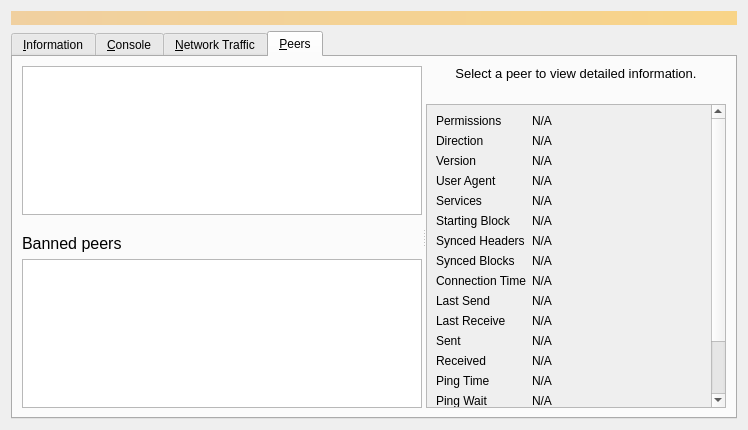
First picture: the form in src/qt/forms/debugwindow.ui, repository pocketnetteam/pocketnet.core, before the edit.
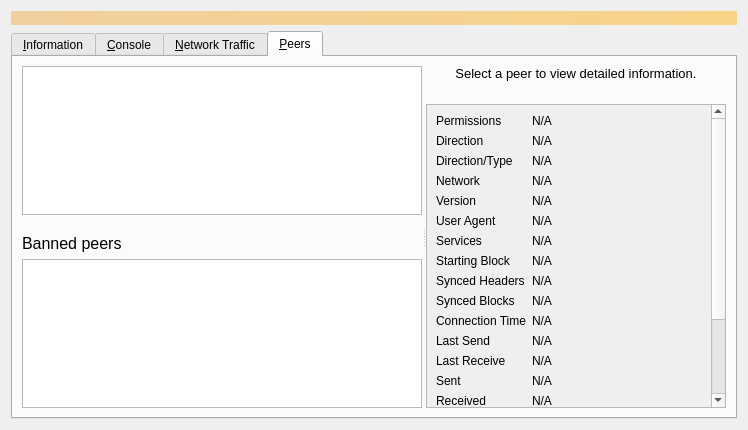
Second picture: the form after the edit. The open tabs and pages were chosen to show the change. Icons and pictures are not drawn. Custom widgets are drawn as their Qt base class.

Commit message: gui: add Direction, ConnectionType and Network  columns to peers tab

Patch:
```diff
--- a/src/qt/forms/debugwindow.ui
+++ b/src/qt/forms/debugwindow.ui
@@ -1126,13 +1126,65 @@
                 </widget>
                </item>
                <item row="2" column="0">
+                <widget class="QLabel" name="peerConnectionTypeLabel">
+                 <property name="toolTip">
+                  <string>The direction and type of peer connection: %1</string>
+                 </property>
+                 <property name="text">
+                  <string>Direction/Type</string>
+                 </property>
+                </widget>
+               </item>
+               <item row="2" column="1">
+                <widget class="QLabel" name="peerConnectionType">
+                 <property name="cursor">
+                  <cursorShape>IBeamCursor</cursorShape>
+                 </property>
+                 <property name="text">
+                  <string>N/A</string>
+                 </property>
+                 <property name="textFormat">
+                  <enum>Qt::PlainText</enum>
+                 </property>
+                 <property name="textInteractionFlags">
+                  <set>Qt::LinksAccessibleByMouse|Qt::TextSelectableByKeyboard|Qt::TextSelectableByMouse</set>
+                 </property>
+                </widget>
+               </item>
+               <item row="3" column="0">
+                <widget class="QLabel" name="peerNetworkLabel">
+                 <property name="toolTip">
+                  <string>The network protocol this peer is connected through: IPv4, IPv6, Onion, I2P, or CJDNS.</string>
+                 </property>
+                 <property name="text">
+                  <string>Network</string>
+                 </property>
+                </widget>
+               </item>
+               <item row="3" column="1">
+                <widget class="QLabel" name="peerNetwork">
+                 <property name="cursor">
+                  <cursorShape>IBeamCursor</cursorShape>
+                 </property>
+                 <property name="text">
+                  <string>N/A</string>
+                 </property>
+                 <property name="textFormat">
+                  <enum>Qt::PlainText</enum>
+                 </property>
+                 <property name="textInteractionFlags">
+                  <set>Qt::LinksAccessibleByMouse|Qt::TextSelectableByKeyboard|Qt::TextSelectableByMouse</set>
+                 </property>
+                </widget>
+               </item>
+               <item row="4" column="0">
                 <widget class="QLabel" name="label_21">
                  <property name="text">
                   <string>Version</string>
                  </property>
                 </widget>
                </item>
-               <item row="2" column="1">
+               <item row="4" column="1">
                 <widget class="QLabel" name="peerVersion">
                  <property name="cursor">
                   <cursorShape>IBeamCursor</cursorShape>
@@ -1148,14 +1200,14 @@
                  </property>
                 </widget>
                </item>
-               <item row="3" column="0">
+               <item row="5" column="0">
                 <widget class="QLabel" name="label_28">
                  <property name="text">
                   <string>User Agent</string>
                  </property>
                 </widget>
                </item>
-               <item row="3" column="1">
+               <item row="5" column="1">
                 <widget class="QLabel" name="peerSubversion">
                  <property name="cursor">
                   <cursorShape>IBeamCursor</cursorShape>
@@ -1171,14 +1223,14 @@
                  </property>
                 </widget>
                </item>
-               <item row="4" column="0">
+               <item row="6" column="0">
                 <widget class="QLabel" name="label_4">
                  <property name="text">
                   <string>Services</string>
                  </property>
                 </widget>
                </item>
-               <item row="4" column="1">
+               <item row="6" column="1">
                 <widget class="QLabel" name="peerServices">
                  <property name="cursor">
                   <cursorShape>IBeamCursor</cursorShape>
@@ -1194,14 +1246,14 @@
                  </property>
                 </widget>
                </item>
-               <item row="5" column="0">
+               <item row="7" column="0">
                 <widget class="QLabel" name="label_29">
                  <property name="text">
                   <string>Starting Block</string>
                  </property>
                 </widget>
                </item>
-               <item row="5" column="1">
+               <item row="7" column="1">
                 <widget class="QLabel" name="peerHeight">
                  <property name="cursor">
                   <cursorShape>IBeamCursor</cursorShape>
@@ -1217,14 +1269,14 @@
                  </property>
                 </widget>
                </item>
-               <item row="6" column="0">
+               <item row="8" column="0">
                 <widget class="QLabel" name="label_27">
                  <property name="text">
                   <string>Synced Headers</string>
                  </property>
                 </widget>
                </item>
-               <item row="6" column="1">
+               <item row="8" column="1">
                 <widget class="QLabel" name="peerSyncHeight">
                  <property name="cursor">
                   <cursorShape>IBeamCursor</cursorShape>
@@ -1240,14 +1292,14 @@
                  </property>
                 </widget>
                </item>
-               <item row="7" column="0">
+               <item row="9" column="0">
                 <widget class="QLabel" name="label_25">
                  <property name="text">
                   <string>Synced Blocks</string>
                  </property>
                 </widget>
                </item>
-               <item row="7" column="1">
+               <item row="9" column="1">
                 <widget class="QLabel" name="peerCommonHeight">
                  <property name="cursor">
                   <cursorShape>IBeamCursor</cursorShape>
@@ -1263,14 +1315,14 @@
                  </property>
                 </widget>
                </item>
-               <item row="8" column="0">
+               <item row="10" column="0">
                 <widget class="QLabel" name="label_22">
                  <property name="text">
                   <string>Connection Time</string>
                  </property>
                 </widget>
                </item>
-               <item row="8" column="1">
+               <item row="10" column="1">
                 <widget class="QLabel" name="peerConnTime">
                  <property name="cursor">
                   <cursorShape>IBeamCursor</cursorShape>
@@ -1286,14 +1338,14 @@
                  </property>
                 </widget>
                </item>
-               <item row="9" column="0">
+               <item row="11" column="0">
                 <widget class="QLabel" name="label_15">
                  <property name="text">
                   <string>Last Send</string>
                  </property>
                 </widget>
                </item>
-               <item row="9" column="1">
+               <item row="11" column="1">
                 <widget class="QLabel" name="peerLastSend">
                  <property name="cursor">
                   <cursorShape>IBeamCursor</cursorShape>
@@ -1309,14 +1361,14 @@
                  </property>
                 </widget>
                </item>
-               <item row="10" column="0">
+               <item row="12" column="0">
                 <widget class="QLabel" name="label_19">
                  <property name="text">
                   <string>Last Receive</string>
                  </property>
                 </widget>
                </item>
-               <item row="10" column="1">
+               <item row="12" column="1">
                 <widget class="QLabel" name="peerLastRecv">
                  <property name="cursor">
                   <cursorShape>IBeamCursor</cursorShape>
@@ -1332,14 +1384,14 @@
                  </property>
                 </widget>
                </item>
-               <item row="11" column="0">
+               <item row="13" column="0">
                 <widget class="QLabel" name="label_18">
                  <property name="text">
                   <string>Sent</string>
                  </property>
                 </widget>
                </item>
-               <item row="11" column="1">
+               <item row="13" column="1">
                 <widget class="QLabel" name="peerBytesSent">
                  <property name="cursor">
                   <cursorShape>IBeamCursor</cursorShape>
@@ -1355,14 +1407,14 @@
                  </property>
                 </widget>
                </item>
-               <item row="12" column="0">
+               <item row="14" column="0">
                 <widget class="QLabel" name="label_20">
                  <property name="text">
                   <string>Received</string>
                  </property>
                 </widget>
                </item>
-               <item row="12" column="1">
+               <item row="14" column="1">
                 <widget class="QLabel" name="peerBytesRecv">
                  <property name="cursor">
                   <cursorShape>IBeamCursor</cursorShape>
@@ -1378,14 +1430,14 @@
                  </property>
                 </widget>
                </item>
-               <item row="13" column="0">
+               <item row="15" column="0">
                 <widget class="QLabel" name="label_26">
                  <property name="text">
                   <string>Ping Time</string>
                  </property>
                 </widget>
                </item>
-               <item row="13" column="1">
+               <item row="15" column="1">
                 <widget class="QLabel" name="peerPingTime">
                  <property name="cursor">
                   <cursorShape>IBeamCursor</cursorShape>
@@ -1401,7 +1453,7 @@
                  </property>
                 </widget>
                </item>
-               <item row="14" column="0">
+               <item row="16" column="0">
                 <widget class="QLabel" name="peerPingWaitLabel">
                  <property name="toolTip">
                   <string>The duration of a currently outstanding ping.</string>
@@ -1411,7 +1463,7 @@
                  </property>
                 </widget>
                </item>
-               <item row="14" column="1">
+               <item row="16" column="1">
                 <widget class="QLabel" name="peerPingWait">
                  <property name="cursor">
                   <cursorShape>IBeamCursor</cursorShape>
@@ -1427,14 +1479,14 @@
                  </property>
                 </widget>
                </item>
-               <item row="15" column="0">
+               <item row="17" column="0">
                 <widget class="QLabel" name="peerMinPingLabel">
                  <property name="text">
                   <string>Min Ping</string>
                  </property>
                 </widget>
                </item>
-               <item row="15" column="1">
+               <item row="17" column="1">
                 <widget class="QLabel" name="peerMinPing">
                  <property name="cursor">
                   <cursorShape>IBeamCursor</cursorShape>
@@ -1450,14 +1502,14 @@
                  </property>
                 </widget>
                </item>
-               <item row="16" column="0">
+               <item row="18" column="0">
                 <widget class="QLabel" name="label_timeoffset">
                  <property name="text">
                   <string>Time Offset</string>
                  </property>
                 </widget>
                </item>
-               <item row="16" column="1">
+               <item row="18" column="1">
                 <widget class="QLabel" name="timeoffset">
                  <property name="cursor">
                   <cursorShape>IBeamCursor</cursorShape>
@@ -1473,7 +1525,7 @@
                  </property>
                 </widget>
                </item>
-               <item row="17" column="0">
+               <item row="19" column="0">
                 <widget class="QLabel" name="peerMappedASLabel">
                  <property name="toolTip">
                   <string>The mapped Autonomous System used for diversifying peer selection.</string>
@@ -1483,7 +1535,7 @@
                  </property>
                 </widget>
                </item>
-               <item row="17" column="1">
+               <item row="19" column="1">
                 <widget class="QLabel" name="peerMappedAS">
                  <property name="cursor">
                   <cursorShape>IBeamCursor</cursorShape>
@@ -1499,7 +1551,7 @@
                  </property>
                 </widget>
                </item>
-               <item row="18" column="0">
+               <item row="20" column="0">
                 <spacer name="verticalSpacer_3">
                  <property name="orientation">
                   <enum>Qt::Vertical</enum>
```
The commit also changes 5 other files.
